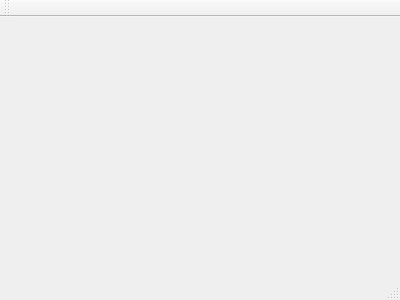
This is mainwindow.ui in jamesbee/stu-inter-sys as Qt 5 draws it before an edit. The edited form follows.
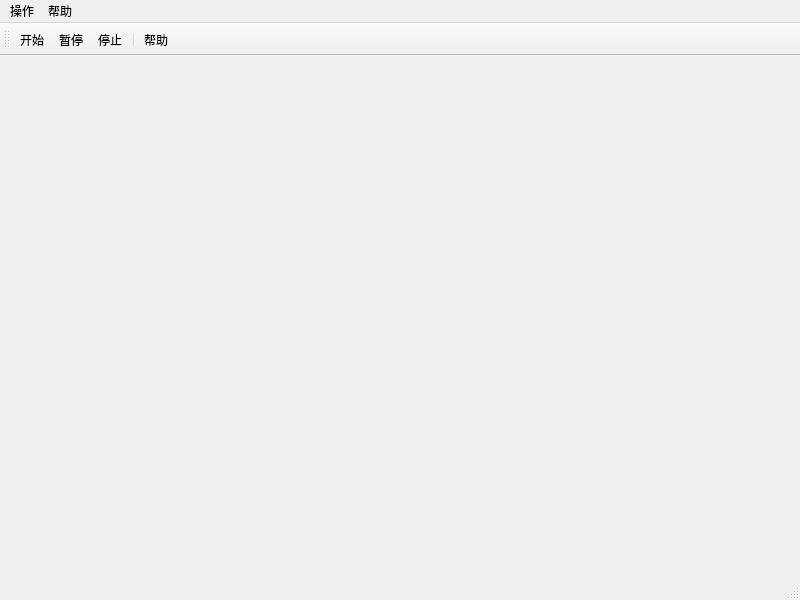
This is the edited form.

What changed in the file:
```diff
--- a/mainwindow.ui
+++ b/mainwindow.ui
@@ -1,24 +1,106 @@
 <ui version="4.0">
  <class>MainWindow</class>
- <widget class="QMainWindow" name="MainWindow" >
-  <property name="geometry" >
+ <widget class="QMainWindow" name="MainWindow">
+  <property name="geometry">
    <rect>
     <x>0</x>
     <y>0</y>
-    <width>400</width>
-    <height>300</height>
+    <width>800</width>
+    <height>600</height>
    </rect>
   </property>
-  <property name="windowTitle" >
+  <property name="minimumSize">
+   <size>
+    <width>800</width>
+    <height>600</height>
+   </size>
+  </property>
+  <property name="windowTitle">
    <string>MainWindow</string>
   </property>
-  <widget class="QMenuBar" name="menuBar" />
-  <widget class="QToolBar" name="mainToolBar" />
-  <widget class="QWidget" name="centralWidget" />
-  <widget class="QStatusBar" name="statusBar" />
+  <widget class="QWidget" name="centralWidget"/>
+  <widget class="QMenuBar" name="menuBar">
+   <property name="geometry">
+    <rect>
+     <x>0</x>
+     <y>0</y>
+     <width>800</width>
+     <height>28</height>
+    </rect>
+   </property>
+   <widget class="QMenu" name="menuCaozuo">
+    <property name="title">
+     <string>操作</string>
+    </property>
+    <addaction name="action_4"/>
+    <addaction name="action_5"/>
+    <addaction name="action_6"/>
+    <addaction name="separator"/>
+    <addaction name="action"/>
+   </widget>
+   <widget class="QMenu" name="menu">
+    <property name="title">
+     <string>帮助</string>
+    </property>
+    <addaction name="action_7"/>
+    <addaction name="separator"/>
+    <addaction name="action_2"/>
+    <addaction name="action_Qt"/>
+   </widget>
+   <addaction name="menuCaozuo"/>
+   <addaction name="menu"/>
+  </widget>
+  <widget class="QToolBar" name="mainToolBar">
+   <attribute name="toolBarArea">
+    <enum>TopToolBarArea</enum>
+   </attribute>
+   <attribute name="toolBarBreak">
+    <bool>false</bool>
+   </attribute>
+   <addaction name="action_4"/>
+   <addaction name="action_5"/>
+   <addaction name="action_6"/>
+   <addaction name="separator"/>
+   <addaction name="action_7"/>
+  </widget>
+  <widget class="QStatusBar" name="statusBar"/>
+  <action name="action">
+   <property name="text">
+    <string>退出</string>
+   </property>
+  </action>
+  <action name="action_2">
+   <property name="text">
+    <string>关于</string>
+   </property>
+  </action>
+  <action name="action_Qt">
+   <property name="text">
+    <string>关于 Qt</string>
+   </property>
+  </action>
+  <action name="action_4">
+   <property name="text">
+    <string>开始</string>
+   </property>
+  </action>
+  <action name="action_5">
+   <property name="text">
+    <string>暂停</string>
+   </property>
+  </action>
+  <action name="action_6">
+   <property name="text">
+    <string>停止</string>
+   </property>
+  </action>
+  <action name="action_7">
+   <property name="text">
+    <string>帮助</string>
+   </property>
+  </action>
  </widget>
- <layoutDefault spacing="6" margin="11" />
- <pixmapfunction></pixmapfunction>
+ <layoutdefault spacing="6" margin="11"/>
  <resources/>
  <connections/>
 </ui>
```
Left out of the diff: 1 changed line with no effect on the pictures.
